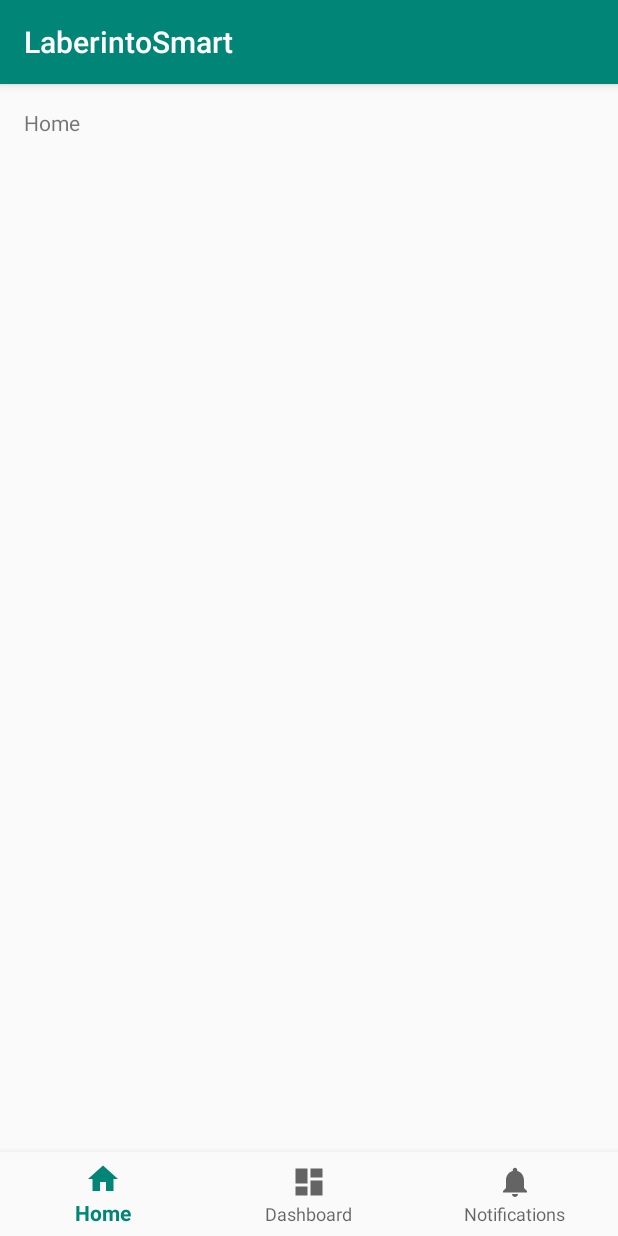
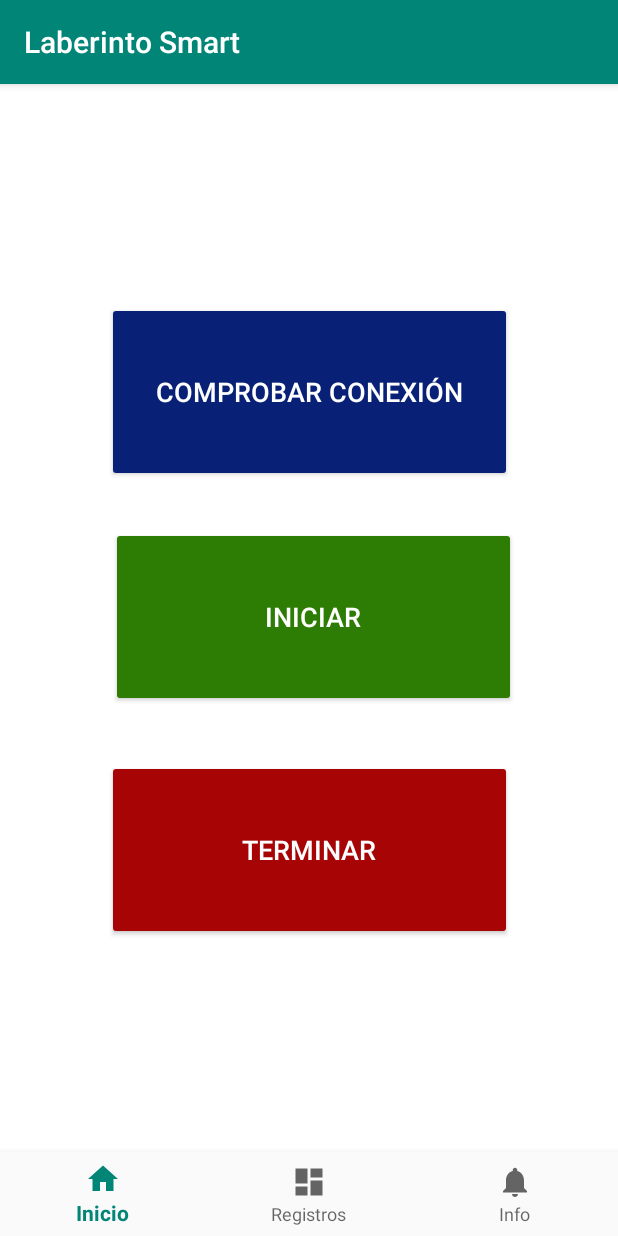
Before and after one commit to aagusriva/SOA_Laberinto, an Android app: the screen it shows after launch (MainActivity), on a phone screen of 412 x 824 dp. Run offline under Robolectric (Android 15) with nearby library versions, the phone set to English and light mode, and no system bars.

Commit message:
Se agregan tabs y botones

```diff
--- a/Android/LaberintoSmart/app/build.gradle
+++ b/Android/LaberintoSmart/app/build.gradle
@@ -23,6 +23,7 @@ dependencies {
     implementation 'com.android.support:appcompat-v7:28.0.0'
     implementation 'com.android.support:design:28.0.0'
     implementation 'com.android.support.constraint:constraint-layout:1.1.3'
+    implementation 'com.android.support:support-v4:28.0.0'
     testImplementation 'junit:junit:4.12'
     androidTestImplementation 'com.android.support.test:runner:1.0.2'
     androidTestImplementation 'com.android.support.test.espresso:espresso-core:3.0.2'
--- a/Android/LaberintoSmart/app/src/main/AndroidManifest.xml
+++ b/Android/LaberintoSmart/app/src/main/AndroidManifest.xml
@@ -10,7 +10,7 @@
         android:supportsRtl="true"
         android:theme="@style/AppTheme">
         <activity
-            android:name=".MainActivity"
+            android:name=".activities.MainActivity"
             android:label="@string/app_name">
             <intent-filter>
                 <action android:name="android.intent.action.MAIN" />
--- a/Android/LaberintoSmart/app/src/main/java/com/example/laberintosmart/MainActivity.java
+++ /dev/null
@@ -1,42 +0,0 @@
-package com.example.laberintosmart;
-
-import android.os.Bundle;
-import android.support.design.widget.BottomNavigationView;
-import android.support.v7.app.AppCompatActivity;
-import android.support.annotation.NonNull;
-import android.view.MenuItem;
-import android.widget.TextView;
-
-public class MainActivity extends AppCompatActivity {
-    private TextView mTextMessage;
-
-    private BottomNavigationView.OnNavigationItemSelectedListener mOnNavigationItemSelectedListener
-            = new BottomNavigationView.OnNavigationItemSelectedListener() {
-
-        @Override
-        public boolean onNavigationItemSelected(@NonNull MenuItem item) {
-            switch (item.getItemId()) {
-                case R.id.navigation_home:
-                    mTextMessage.setText(R.string.title_home);
-                    return true;
-                case R.id.navigation_dashboard:
-                    mTextMessage.setText(R.string.title_dashboard);
-                    return true;
-                case R.id.navigation_notifications:
-                    mTextMessage.setText(R.string.title_notifications);
-                    return true;
-            }
-            return false;
-        }
-    };
-
-    @Override
-    protected void onCreate(Bundle savedInstanceState) {
-        super.onCreate(savedInstanceState);
-        setContentView(R.layout.activity_main);
-        BottomNavigationView navView = findViewById(R.id.nav_view);
-        mTextMessage = findViewById(R.id.message);
-        navView.setOnNavigationItemSelectedListener(mOnNavigationItemSelectedListener);
-    }
-
-}
--- /dev/null
+++ b/Android/LaberintoSmart/app/src/main/java/com/example/laberintosmart/activities/MainActivity.java
@@ -0,0 +1,63 @@
+package com.example.laberintosmart.activities;
+
+import android.os.Bundle;
+import android.support.annotation.NonNull;
+import android.support.design.widget.BottomNavigationView;
+import android.support.v4.app.Fragment;
+import android.support.v4.app.FragmentManager;
+import android.support.v7.app.AppCompatActivity;
+import android.view.MenuItem;
+import android.view.View;
+import android.widget.Button;
+import android.widget.Toast;
+
+import com.example.laberintosmart.R;
+import com.example.laberintosmart.fragments.InformationFragment;
+import com.example.laberintosmart.fragments.InicioFragment;
+import com.example.laberintosmart.fragments.RegisterFragment;
+
+public class MainActivity extends AppCompatActivity implements BottomNavigationView.OnNavigationItemSelectedListener {
+
+    private BottomNavigationView navView;
+
+    @Override
+    protected void onCreate(Bundle savedInstanceState) {
+        super.onCreate(savedInstanceState);
+        setContentView(R.layout.activity_main);
+
+        navView = findViewById(R.id.nav_view);
+        navView.setOnNavigationItemSelectedListener(this);
+
+        //Carga como default el fragmento Inicio
+        switchFragment(new InicioFragment());
+    }
+
+
+    public boolean switchFragment(Fragment fragment ) {
+        if (fragment != null) {
+            FragmentManager manager = getSupportFragmentManager();
+            manager.beginTransaction().replace(R.id.fragment_container, fragment).commit();
+            return true;
+        }
+        return false;
+    }
+
+
+    @Override
+    public boolean onNavigationItemSelected(@NonNull MenuItem menuItem) {
+        Fragment fragment = null;
+
+        switch (menuItem.getItemId()) {
+            case R.id.navigation_home:
+                fragment = new InicioFragment();
+                break;
+            case R.id.navigation_register:
+                fragment = new RegisterFragment();
+                break;
+            case R.id.navigation_information:
+                fragment = new InformationFragment();
+                break;
+        }
+        return switchFragment(fragment);
+    }
+}
--- /dev/null
+++ b/Android/LaberintoSmart/app/src/main/java/com/example/laberintosmart/fragments/InicioFragment.java
@@ -0,0 +1,63 @@
+package com.example.laberintosmart.fragments;
+
+import android.os.Bundle;
+import android.support.annotation.NonNull;
+import android.support.annotation.Nullable;
+import android.support.v4.app.Fragment;
+import android.view.LayoutInflater;
+import android.view.View;
+import android.view.ViewGroup;
+import android.widget.Button;
+import android.widget.Toast;
+
+import com.example.laberintosmart.R;
+
+public class InicioFragment extends Fragment {
+
+    private Button btnIniciar;
+    private Button btnFinish;
+    private Button btnTest;
+
+    public InicioFragment() {
+        // Required empty public constructor
+    }
+
+    @Override
+    public View onCreateView(LayoutInflater inflater, ViewGroup container,
+                             Bundle savedInstanceState) {
+        View view = inflater.inflate(R.layout.fragment_home, container, false);
+
+        return view;
+    }
+
+    @Override
+    public void onViewCreated(@NonNull View view, @Nullable Bundle savedInstanceState) {
+
+        //Inicio de Variables
+        btnIniciar = getView().findViewById(R.id.button_start);
+        btnFinish = getView().findViewById(R.id.button_finish);
+        btnTest = getView().findViewById(R.id.button_test);
+
+        //Fijacion de Listeners
+        btnIniciar.setOnClickListener(new View.OnClickListener() {
+            @Override
+            public void onClick(View view) {
+                Toast.makeText(InicioFragment.this.getContext(), "boton START clickeado", Toast.LENGTH_LONG).show();
+            }
+        });
+
+        btnFinish.setOnClickListener(new View.OnClickListener() {
+            @Override
+            public void onClick(View view) {
+                Toast.makeText(InicioFragment.this.getContext(), "boton TERMINAR clickeado", Toast.LENGTH_LONG).show();
+            }
+        });
+
+        btnTest.setOnClickListener(new View.OnClickListener() {
+            @Override
+            public void onClick(View view) {
+                Toast.makeText(InicioFragment.this.getContext(), "boton TEST clickeado", Toast.LENGTH_LONG).show();
+            }
+        });
+    }
+}
--- /dev/null
+++ b/Android/LaberintoSmart/app/src/main/java/com/example/laberintosmart/models/Registro.java
@@ -0,0 +1,6 @@
+package com.example.laberintosmart.models;
+
+public class Registro {
+
+
+}
--- a/Android/LaberintoSmart/app/src/main/res/layout/activity_main.xml
+++ b/Android/LaberintoSmart/app/src/main/res/layout/activity_main.xml
@@ -5,25 +5,26 @@
     android:id="@+id/container"
     android:layout_width="match_parent"
     android:layout_height="match_parent"
-    tools:context=".MainActivity">
+    tools:context=".activities.MainActivity">
 
-    <TextView
-        android:id="@+id/message"
-        android:layout_width="wrap_content"
-        android:layout_height="wrap_content"
-        android:layout_marginStart="@dimen/activity_horizontal_margin"
-        android:layout_marginLeft="@dimen/activity_horizontal_margin"
-        android:layout_marginTop="@dimen/activity_vertical_margin"
-        android:text="@string/title_home"
-        app:layout_constraintLeft_toLeftOf="parent"
-        app:layout_constraintTop_toTopOf="parent" />
+
+    <FrameLayout
+        android:id="@+id/fragment_container"
+        android:layout_width="0dp"
+        android:layout_height="0dp"
+        android:layout_marginBottom="56dp"
+        android:background="#EEFFFFFF"
+        android:backgroundTint="#FFFFFF"
+        app:layout_constraintBottom_toBottomOf="parent"
+        app:layout_constraintEnd_toEndOf="parent"
+        app:layout_constraintStart_toStartOf="parent"
+        app:layout_constraintTop_toTopOf="parent"></FrameLayout>
+
 
     <android.support.design.widget.BottomNavigationView
         android:id="@+id/nav_view"
         android:layout_width="0dp"
         android:layout_height="wrap_content"
-        android:layout_marginStart="0dp"
-        android:layout_marginEnd="0dp"
         android:background="?android:attr/windowBackground"
         app:layout_constraintBottom_toBottomOf="parent"
         app:layout_constraintLeft_toLeftOf="parent"
--- /dev/null
+++ b/Android/LaberintoSmart/app/src/main/res/layout/fragment_home.xml
@@ -0,0 +1,64 @@
+<?xml version="1.0" encoding="utf-8"?>
+<android.support.constraint.ConstraintLayout
+    xmlns:android="http://schemas.android.com/apk/res/android"
+    xmlns:app="http://schemas.android.com/apk/res-auto"
+    xmlns:tools="http://schemas.android.com/tools"
+    android:layout_width="match_parent"
+    android:layout_height="match_parent">
+
+    <Button
+        android:id="@+id/button_test"
+        style="@style/Widget.AppCompat.Button.Colored"
+        android:layout_width="270dp"
+        android:layout_height="120dp"
+        android:layout_marginStart="8dp"
+        android:layout_marginEnd="8dp"
+        android:layout_marginBottom="8dp"
+        android:backgroundTint="#082177"
+        android:text="@string/btn_test"
+        android:textSize="18sp"
+        app:layout_constraintBottom_toTopOf="@+id/button_start"
+        app:layout_constraintEnd_toEndOf="parent"
+        app:layout_constraintStart_toStartOf="parent"
+        app:layout_constraintTop_toTopOf="parent"
+        app:layout_constraintVertical_bias="0.87" />
+
+    <Button
+        android:id="@+id/button_start"
+        style="@style/Widget.AppCompat.Button.Colored"
+        android:layout_width="270dp"
+        android:layout_height="120dp"
+        android:layout_marginStart="8dp"
+        android:layout_marginTop="8dp"
+        android:layout_marginEnd="8dp"
+        android:layout_marginBottom="8dp"
+        android:backgroundTint="#2D7C03"
+        android:text="@string/btn_start"
+        android:textSize="18sp"
+        app:layout_constraintBottom_toBottomOf="parent"
+        app:layout_constraintEnd_toEndOf="parent"
+        app:layout_constraintHorizontal_bias="0.524"
+        app:layout_constraintStart_toStartOf="parent"
+        app:layout_constraintTop_toTopOf="parent"
+        app:layout_constraintVertical_bias="0.499" />
+
+    <Button
+        android:id="@+id/button_finish"
+        style="@style/Widget.AppCompat.Button.Colored"
+        android:layout_width="270dp"
+        android:layout_height="120dp"
+        android:layout_marginStart="8dp"
+        android:layout_marginTop="8dp"
+        android:layout_marginEnd="8dp"
+        android:layout_marginBottom="8dp"
+        android:backgroundTint="#A70505"
+        android:text="@string/btn_finish"
+        android:textSize="18sp"
+        app:layout_constraintBottom_toBottomOf="parent"
+        app:layout_constraintEnd_toEndOf="parent"
+        app:layout_constraintStart_toStartOf="parent"
+        app:layout_constraintTop_toBottomOf="@+id/button_start"
+        app:layout_constraintVertical_bias="0.17000002" />
+
+
+</android.support.constraint.ConstraintLayout>
--- a/Android/LaberintoSmart/app/src/main/res/menu/bottom_nav_menu.xml
+++ b/Android/LaberintoSmart/app/src/main/res/menu/bottom_nav_menu.xml
@@ -7,13 +7,13 @@
         android:title="@string/title_home" />
 
     <item
-        android:id="@+id/navigation_dashboard"
+        android:id="@+id/navigation_register"
         android:icon="@drawable/ic_dashboard_black_24dp"
-        android:title="@string/title_dashboard" />
+        android:title="@string/title_register" />
 
     <item
-        android:id="@+id/navigation_notifications"
+        android:id="@+id/navigation_information"
         android:icon="@drawable/ic_notifications_black_24dp"
-        android:title="@string/title_notifications" />
+        android:title="@string/title_information" />
 
 </menu>
--- a/Android/LaberintoSmart/app/src/main/res/values/strings.xml
+++ b/Android/LaberintoSmart/app/src/main/res/values/strings.xml
@@ -1,6 +1,9 @@
 <resources>
-    <string name="app_name">LaberintoSmart</string>
-    <string name="title_home">Home</string>
-    <string name="title_dashboard">Dashboard</string>
-    <string name="title_notifications">Notifications</string>
+    <string name="app_name">Laberinto Smart</string>
+    <string name="title_home">Inicio</string>
+    <string name="title_register">Registros</string>
+    <string name="title_information">Info</string>
+    <string name="btn_start">Iniciar</string>
+    <string name="btn_test">Comprobar conexión</string>
+    <string name="btn_finish">Terminar</string>
 </resources>
```
Also changed, not shown: Android/LaberintoSmart/app/src/main/java/com/example/laberintosmart/fragments/InformationFragment.java (added, +25 -0 lines), Android/LaberintoSmart/app/src/main/java/com/example/laberintosmart/fragments/RegisterFragment.java (added, +25 -0 lines), Android/LaberintoSmart/app/src/main/res/layout/fragment_information.xml (added, +22 -0 lines), Android/LaberintoSmart/app/src/main/res/layout/fragment_register.xml (added, +24 -0 lines).
